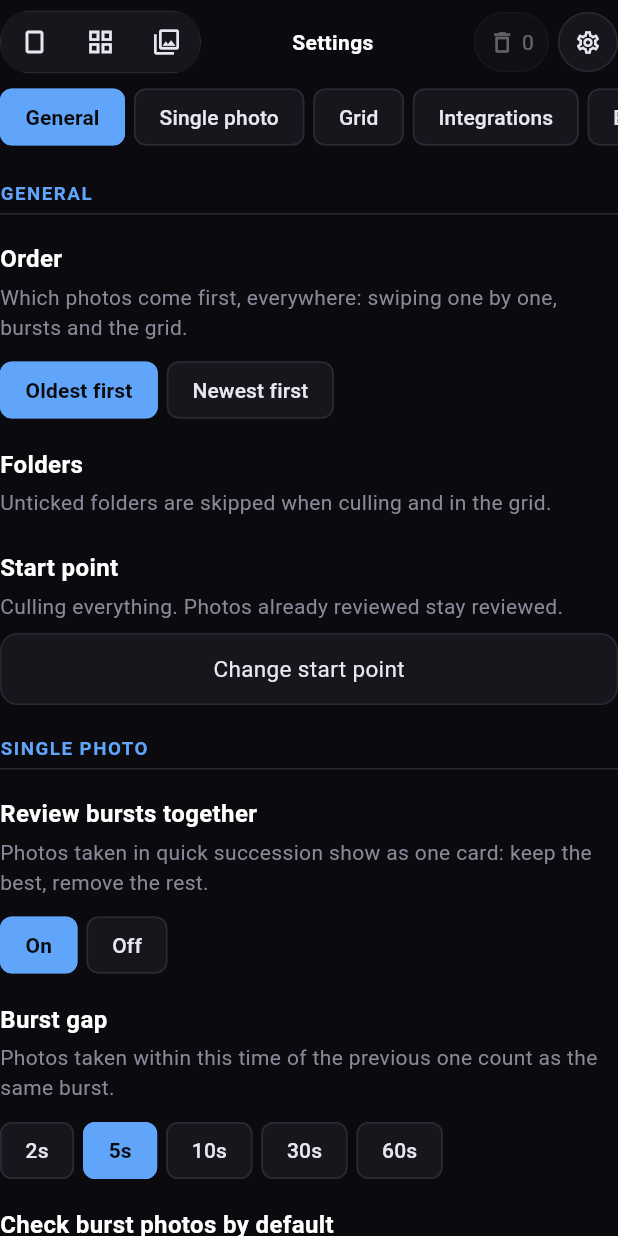
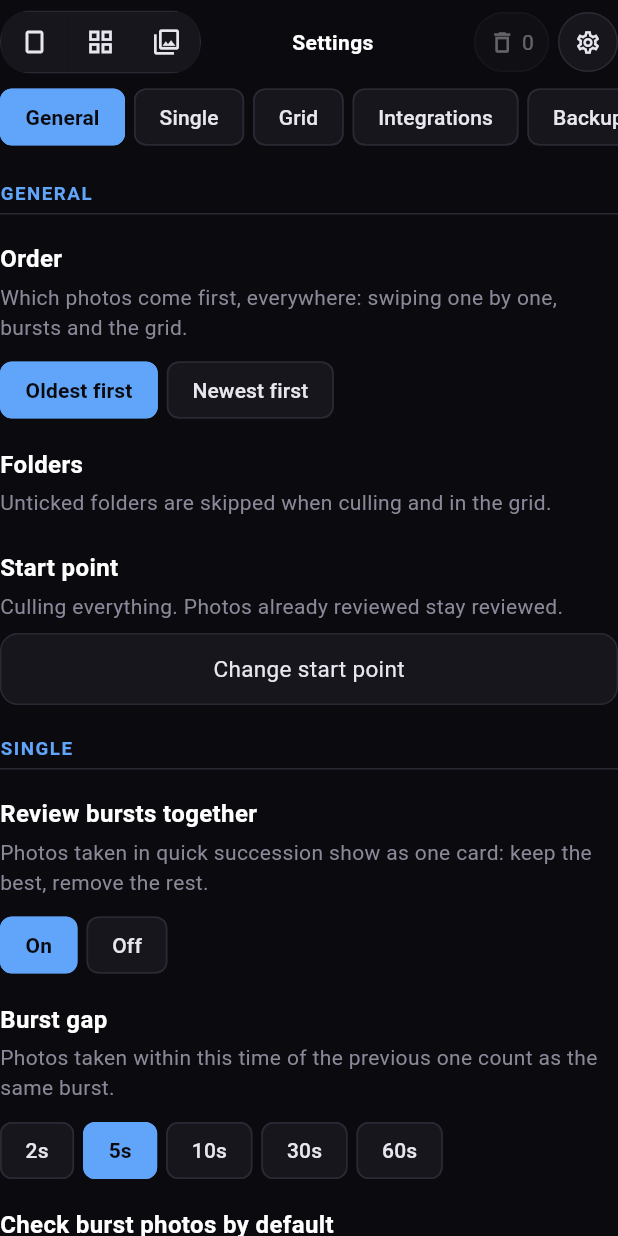
Before and after one commit to jamesfpate/kosmos, a Flutter app: the SettingsScreen widget shown alone on an empty page, opened directly with empty values, on a phone screen of 412 x 824 dp. Run offline on Flutter 3.47's test engine with Material 3 defaults, Android fonts, the phone set to English and light mode, and no system bars; our stand-ins replace file_picker, sqflite, video_player; missing offline and left inert: photo_manager, photo_manager_image_provider; accounts and stored records are empty; statements that could not run were skipped.

Commit message:
Settings: jump links scroll to their section; 'Single' instead of 'Single photo'; short backup text

```diff
--- a/lib/ui/common.dart
+++ b/lib/ui/common.dart
@@ -108,7 +108,7 @@ class _Modes extends StatelessWidget {
       child: Container(
         decoration: BoxDecoration(border: Border.all(color: C.line), borderRadius: BorderRadius.circular(20)),
         child: Row(mainAxisSize: MainAxisSize.min, children: [
-          seg(Icons.crop_portrait, s.screen == Screen.cull, s.openSingle, 'Single photo'),
+          seg(Icons.crop_portrait, s.screen == Screen.cull, s.openSingle, 'Single'),
           seg(Icons.grid_view, s.screen == Screen.grid, s.openGrid, 'Grid'),
           seg(Icons.photo_library_outlined, s.screen == Screen.explore, s.openExplore, 'Explorer'),
         ]),
--- a/lib/ui/settings.dart
+++ b/lib/ui/settings.dart
@@ -10,7 +10,7 @@ import 'common.dart';
 
 const _sections = [
   ('general', 'General'),
-  ('single', 'Single photo'),
+  ('single', 'Single'),
   ('grid', 'Grid'),
   ('integrations', 'Integrations'),
   ('backup', 'Backup'),
@@ -62,7 +62,7 @@ class _SettingsScreenState extends State<SettingsScreen> {
 
   void _jump(String id) {
     final ctx = _keys[id]!.currentContext;
-    if (ctx != null) Scrollable.ensureVisible(ctx, duration: const Duration(milliseconds: 300), alignmentPolicy: ScrollPositionAlignmentPolicy.keepVisibleAtStart);
+    if (ctx != null) Scrollable.ensureVisible(ctx, duration: const Duration(milliseconds: 300), curve: Curves.easeOut);
     setState(() {
       _current = id;
       _jumped = DateTime.now();
@@ -151,7 +151,10 @@ class _SettingsScreenState extends State<SettingsScreen> {
         ]),
       ),
       Expanded(
-        child: ListView(controller: _scroll, children: [
+        // A plain column (not a lazy list) so every section exists and the jump bar can scroll to it.
+        child: SingleChildScrollView(
+          controller: _scroll,
+          child: Column(crossAxisAlignment: CrossAxisAlignment.stretch, children: [
           _h2('general', 'General'),
           _h3('Order'),
           _p('Which photos come first, everywhere: swiping one by one, bursts and the grid.'),
@@ -171,7 +174,7 @@ class _SettingsScreenState extends State<SettingsScreen> {
           _h3('Start point'),
           _p('${s.cutoff == null || s.cutoff == 0 ? 'Culling everything.' : 'Culling photos from ${dayOf(s.cutoff!)}.'} Photos already reviewed stay reviewed.'),
           Btn('Change start point', onTap: s.changeStart),
-          _h2('single', 'Single photo'),
+          _h2('single', 'Single'),
           _h3('Review bursts together'),
           _p('Photos taken in quick succession show as one card: keep the best, remove the rest.'),
           Choices(options: const [(true, 'On'), (false, 'Off')], value: s.bursts, onPick: s.setBursts),
@@ -211,15 +214,17 @@ class _SettingsScreenState extends State<SettingsScreen> {
             trailing: Text('Coming later', style: TextStyle(color: C.muted)),
           ),
           _h2('backup', 'Backup'),
-          _p('Export or import your app settings, albums and photo decisions. They live only on this phone: export saves them to a file, import brings them back after a reinstall or on a new install. Backups from the earlier Winnow work too.'),
+          _p('Export or import app settings and albums.'),
           Row(children: [
             Expanded(child: Btn('Export data', onTap: _export)),
             const SizedBox(width: 8),
             Expanded(child: Btn('Import data', onTap: _import)),
           ]),
           if (_backupMsg.isNotEmpty) Padding(padding: const EdgeInsets.only(top: 8), child: Text(_backupMsg, style: const TextStyle(color: C.muted))),
-          const SizedBox(height: 40),
-        ]),
+          // Room to scroll the last section's heading up under the jump bar.
+          SizedBox(height: MediaQuery.sizeOf(context).height * 0.5),
+          ]),
+        ),
       ),
     ]);
   }
```
